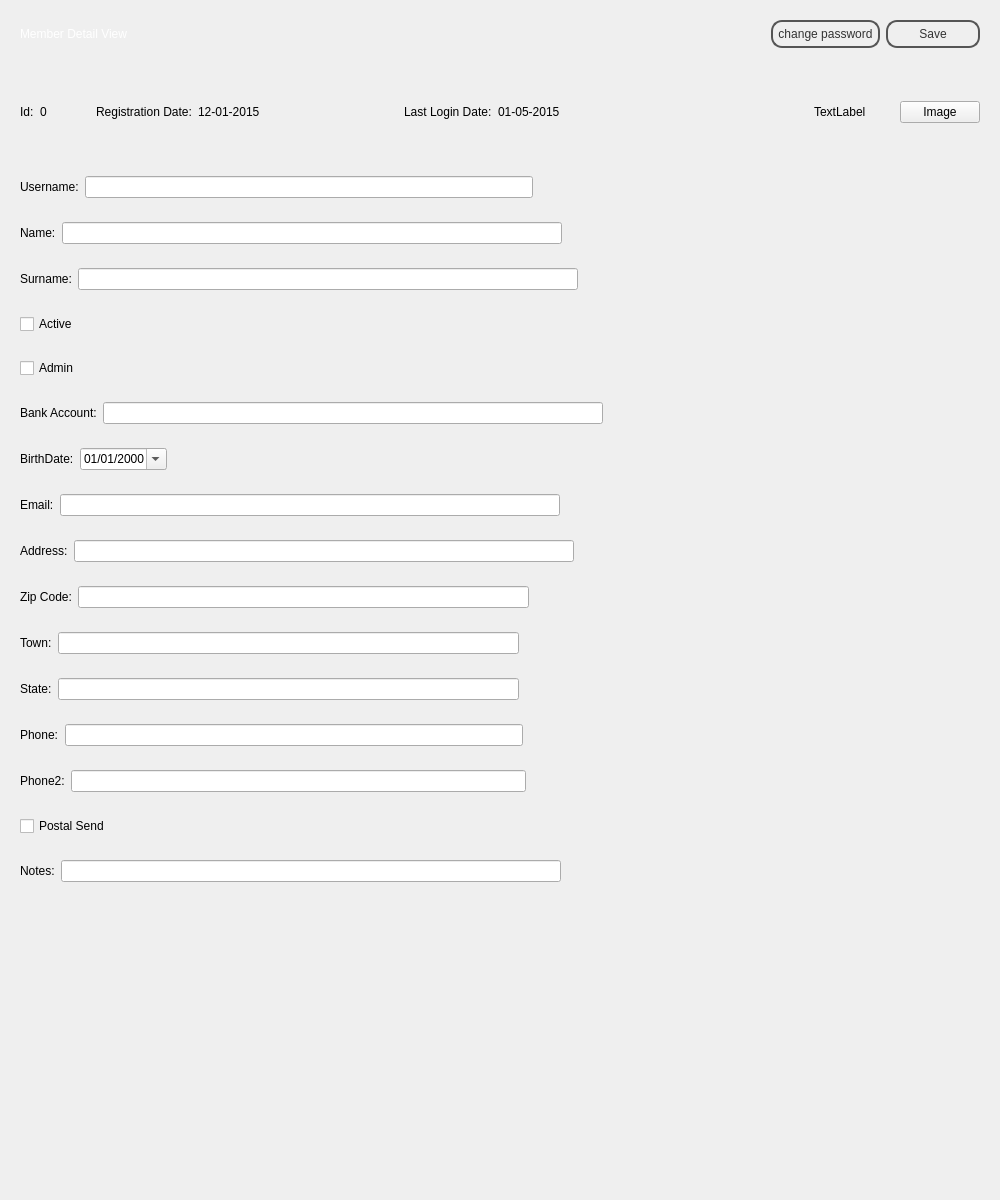
The window that penyamanager/admin/memberview.ui (eguzki/penyamanager) describes before a commit, drawn with Qt 5.
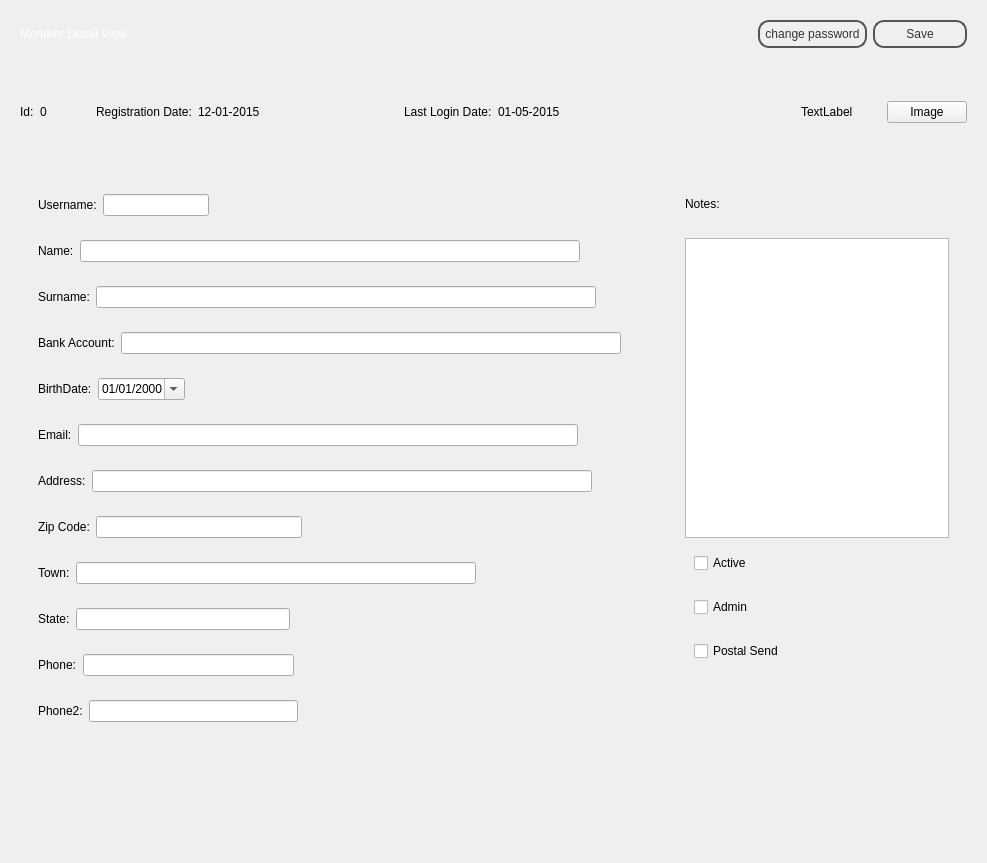
The same window after the commit.

Commit message: [FEATURE] admin member view has notes textedit

```diff
--- a/penyamanager/admin/memberview.ui
+++ b/penyamanager/admin/memberview.ui
@@ -6,8 +6,8 @@
    <rect>
     <x>0</x>
     <y>0</y>
-    <width>1000</width>
-    <height>1200</height>
+    <width>987</width>
+    <height>863</height>
    </rect>
   </property>
   <property name="sizePolicy">
@@ -18,8 +18,8 @@
   </property>
   <property name="minimumSize">
    <size>
-    <width>1000</width>
-    <height>1200</height>
+    <width>0</width>
+    <height>0</height>
    </size>
   </property>
   <property name="windowTitle">
@@ -262,6 +262,12 @@
     </widget>
    </item>
    <item>
+    <widget class="QWidget" name="widget" native="true">
+     <layout class="QHBoxLayout" name="horizontalLayout_20">
+      <item>
+       <widget class="QWidget" name="widget_2" native="true">
+        <layout class="QVBoxLayout" name="verticalLayout_2">
+         <item>
     <widget class="QWidget" name="usernameWidget" native="true">
      <layout class="QHBoxLayout" name="horizontalLayout_5">
       <item>
@@ -374,58 +380,6 @@
      </layout>
     </widget>
    </item>
-   <item>
-    <widget class="QWidget" name="activeWidget" native="true">
-     <layout class="QHBoxLayout" name="horizontalLayout_2">
-      <item>
-       <widget class="QCheckBox" name="activeCheckBox">
-        <property name="text">
-         <string>Active</string>
-        </property>
-       </widget>
-      </item>
-      <item>
-       <spacer name="horizontalSpacer_3">
-        <property name="orientation">
-         <enum>Qt::Horizontal</enum>
-        </property>
-        <property name="sizeHint" stdset="0">
-         <size>
-          <width>682</width>
-          <height>20</height>
-         </size>
-        </property>
-       </spacer>
-      </item>
-     </layout>
-    </widget>
-   </item>
-   <item>
-    <widget class="QWidget" name="isAdminWidget" native="true">
-     <layout class="QHBoxLayout" name="horizontalLayout_7">
-      <item>
-       <widget class="QCheckBox" name="isAdminCheckBox">
-        <property name="text">
-         <string>Admin</string>
-        </property>
-       </widget>
-      </item>
-      <item>
-       <spacer name="horizontalSpacer_7">
-        <property name="orientation">
-         <enum>Qt::Horizontal</enum>
-        </property>
-        <property name="sizeHint" stdset="0">
-         <size>
-          <width>681</width>
-          <height>20</height>
-         </size>
-        </property>
-       </spacer>
-      </item>
-     </layout>
-    </widget>
-   </item>
    <item>
     <widget class="QWidget" name="bankAccountWidget" native="true">
      <layout class="QHBoxLayout" name="horizontalLayout_12">
@@ -628,7 +582,20 @@
        </widget>
       </item>
       <item>
-       <widget class="QLineEdit" name="townLineEdit"/>
+             <widget class="QLineEdit" name="townLineEdit">
+              <property name="minimumSize">
+               <size>
+                <width>400</width>
+                <height>0</height>
+               </size>
+              </property>
+              <property name="maximumSize">
+               <size>
+                <width>400</width>
+                <height>16777215</height>
+               </size>
+              </property>
+             </widget>
       </item>
       <item>
        <spacer name="horizontalSpacer_11">
@@ -733,6 +700,134 @@
      </layout>
     </widget>
    </item>
+        </layout>
+        <zorder>notesLabelwidget</zorder>
+        <zorder>usernameWidget</zorder>
+        <zorder>nameFormWidget</zorder>
+        <zorder>memberSurnameWidget</zorder>
+        <zorder>bankAccountWidget</zorder>
+        <zorder>birthdateWidget</zorder>
+        <zorder>emailWidget</zorder>
+        <zorder>addressWidget</zorder>
+        <zorder>zipCodeWidget</zorder>
+        <zorder>townWidget</zorder>
+        <zorder>stateWidget</zorder>
+        <zorder>phoneWidget</zorder>
+        <zorder>phone2Widget</zorder>
+       </widget>
+      </item>
+      <item>
+       <widget class="QWidget" name="widget_3" native="true">
+        <property name="minimumSize">
+         <size>
+          <width>300</width>
+          <height>0</height>
+         </size>
+        </property>
+        <property name="maximumSize">
+         <size>
+          <width>300</width>
+          <height>16777215</height>
+         </size>
+        </property>
+        <layout class="QVBoxLayout" name="verticalLayout_3">
+         <item>
+          <widget class="QWidget" name="notesLabelwidget" native="true">
+           <layout class="QHBoxLayout" name="horizontalLayout_19">
+            <item>
+             <widget class="QLabel" name="notesLabel">
+              <property name="text">
+               <string>Notes:</string>
+              </property>
+             </widget>
+            </item>
+            <item>
+             <spacer name="horizontalSpacer_19">
+              <property name="orientation">
+               <enum>Qt::Horizontal</enum>
+              </property>
+              <property name="sizeHint" stdset="0">
+               <size>
+                <width>910</width>
+                <height>20</height>
+               </size>
+              </property>
+             </spacer>
+            </item>
+           </layout>
+          </widget>
+         </item>
+         <item>
+          <widget class="QWidget" name="notesWidget" native="true">
+           <layout class="QVBoxLayout" name="verticalLayout_4">
+            <item>
+             <widget class="QTextEdit" name="notesTextEdit">
+              <property name="minimumSize">
+               <size>
+                <width>0</width>
+                <height>300</height>
+               </size>
+              </property>
+              <property name="maximumSize">
+               <size>
+                <width>16777215</width>
+                <height>300</height>
+               </size>
+              </property>
+             </widget>
+            </item>
+            <item>
+             <widget class="QWidget" name="activeWidget" native="true">
+              <layout class="QHBoxLayout" name="horizontalLayout_2">
+               <item>
+                <widget class="QCheckBox" name="activeCheckBox">
+                 <property name="text">
+                  <string>Active</string>
+                 </property>
+                </widget>
+               </item>
+               <item>
+                <spacer name="horizontalSpacer_3">
+                 <property name="orientation">
+                  <enum>Qt::Horizontal</enum>
+                 </property>
+                 <property name="sizeHint" stdset="0">
+                  <size>
+                   <width>682</width>
+                   <height>20</height>
+                  </size>
+                 </property>
+                </spacer>
+               </item>
+              </layout>
+             </widget>
+            </item>
+            <item>
+             <widget class="QWidget" name="isAdminWidget" native="true">
+              <layout class="QHBoxLayout" name="horizontalLayout_7">
+               <item>
+                <widget class="QCheckBox" name="isAdminCheckBox">
+                 <property name="text">
+                  <string>Admin</string>
+                 </property>
+                </widget>
+               </item>
+               <item>
+                <spacer name="horizontalSpacer_7">
+                 <property name="orientation">
+                  <enum>Qt::Horizontal</enum>
+                 </property>
+                 <property name="sizeHint" stdset="0">
+                  <size>
+                   <width>681</width>
+                   <height>20</height>
+                  </size>
+                 </property>
+                </spacer>
+               </item>
+              </layout>
+             </widget>
+            </item>
    <item>
     <widget class="QWidget" name="postalSendWidget" native="true">
      <layout class="QHBoxLayout" name="horizontalLayout_17">
@@ -760,49 +855,7 @@
     </widget>
    </item>
    <item>
-    <widget class="QWidget" name="notesWidget" native="true">
-     <layout class="QHBoxLayout" name="horizontalLayout_18">
-      <item>
-       <widget class="QLabel" name="notesLabel">
-        <property name="text">
-         <string>Notes:</string>
-        </property>
-       </widget>
-      </item>
-      <item>
-       <widget class="QLineEdit" name="notesLineEdit">
-        <property name="minimumSize">
-         <size>
-          <width>500</width>
-          <height>0</height>
-         </size>
-        </property>
-        <property name="maximumSize">
-         <size>
-          <width>500</width>
-          <height>16777215</height>
-         </size>
-        </property>
-       </widget>
-      </item>
-      <item>
-       <spacer name="horizontalSpacer_18">
-        <property name="orientation">
-         <enum>Qt::Horizontal</enum>
-        </property>
-        <property name="sizeHint" stdset="0">
-         <size>
-          <width>204</width>
-          <height>20</height>
-         </size>
-        </property>
-       </spacer>
-      </item>
-     </layout>
-    </widget>
-   </item>
-   <item>
-    <spacer name="verticalSpacer">
+             <spacer name="verticalSpacer_2">
      <property name="orientation">
       <enum>Qt::Vertical</enum>
      </property>
@@ -810,6 +863,28 @@
       <size>
        <width>20</width>
        <height>40</height>
+               </size>
+              </property>
+             </spacer>
+            </item>
+           </layout>
+          </widget>
+         </item>
+        </layout>
+       </widget>
+      </item>
+     </layout>
+    </widget>
+   </item>
+   <item>
+    <spacer name="verticalSpacer">
+     <property name="orientation">
+      <enum>Qt::Vertical</enum>
+     </property>
+     <property name="sizeHint" stdset="0">
+      <size>
+       <width>0</width>
+       <height>0</height>
       </size>
      </property>
     </spacer>
```
Lines whose indentation alone changed are shown as unchanged. The commit also changes 5 other files.
